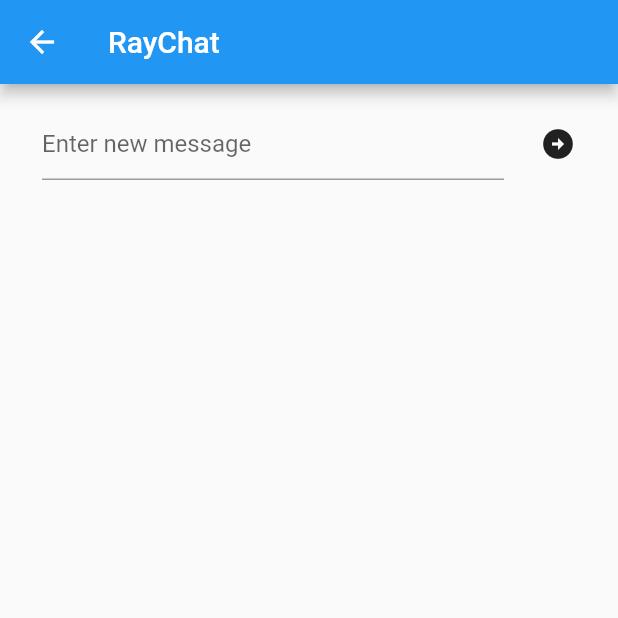
After one commit to vachtung-gigabidze/game_flame, a Flutter app: the MessageList screen opened directly, on a phone screen of 412 x 824 dp, the top half of it. The commit adds this screen. Run offline on Flutter 3.47's test engine with Material 2 defaults, Android fonts, the phone set to English and light mode, and no system bars; missing offline and left inert: flame.

Commit message:
add  not working chat screen

```diff
--- a/lib/main.dart
+++ b/lib/main.dart
@@ -1,12 +1,13 @@
 import 'package:flame/flame.dart';
 import 'package:flutter/material.dart';
+import 'package:game_flame/ray_world_game/chat/mesage_list.dart';
 import 'package:game_flame/ray_world_game/main_game_page.dart';
 
 Future<void> main() async {
   WidgetsFlutterBinding.ensureInitialized();
   await Flame.device.fullScreen();
 
-  runApp(const App());
+  runApp(App());
 }
 
 class App extends StatelessWidget {
@@ -14,10 +15,11 @@ class App extends StatelessWidget {
 
   @override
   Widget build(BuildContext context) {
-    return const MaterialApp(
+    return MaterialApp(
       debugShowCheckedModeBanner: false,
       title: 'RayWorld',
       home: MainGamePage(),
+      //home: MessageList(),
     );
   }
 }
--- /dev/null
+++ b/lib/ray_world_game/chat/mesage_list.dart
@@ -0,0 +1,78 @@
+import 'package:flutter/material.dart';
+
+class MessageListState extends State<MessageList> {
+  TextEditingController _messageController = TextEditingController();
+  ScrollController _scrollController = ScrollController();
+
+  @override
+  Widget build(BuildContext context) {
+    WidgetsBinding.instance.addPostFrameCallback((_) => _scrollToBottom());
+
+    return Scaffold(
+      appBar: AppBar(
+        title: const Text('RayChat'),
+      ),
+      body: Padding(
+        padding: EdgeInsets.all(16.0),
+        child: Column(
+          children: [
+            _getMessageList(),
+            Row(
+              mainAxisAlignment: MainAxisAlignment.spaceBetween,
+              children: [
+                Flexible(
+                  child: Padding(
+                    padding: const EdgeInsets.symmetric(horizontal: 12.0),
+                    child: TextField(
+                      keyboardType: TextInputType.text,
+                      controller: _messageController,
+                      onChanged: (text) => setState(() {}),
+                      onSubmitted: (input) {
+                        _sendMessage();
+                      },
+                      decoration:
+                          const InputDecoration(hintText: 'Enter new message'),
+                    ),
+                  ),
+                ),
+                IconButton(
+                    icon: Icon(_canSendMessage()
+                        ? Icons.arrow_circle_right_outlined
+                        : Icons.arrow_circle_right),
+                    onPressed: () {
+                      _sendMessage();
+                    })
+              ],
+            ),
+          ],
+        ),
+      ),
+    );
+  }
+
+  void _sendMessage() {
+    // TODO 2
+  }
+
+  Widget _getMessageList() {
+    // TODO 3
+    return SizedBox.shrink();
+  }
+
+  bool _canSendMessage() => _messageController.text.length > 0;
+
+  void _scrollToBottom() {
+    if (_scrollController.hasClients) {
+      _scrollController.jumpTo(_scrollController.position.maxScrollExtent);
+    }
+  }
+}
+
+class MessageList extends StatefulWidget {
+  MessageList({Key? key}) : super(key: key);
+
+  // TODO 1
+
+  @override
+  MessageListState createState() => MessageListState();
+}
--- a/pubspec.yaml
+++ b/pubspec.yaml
@@ -35,6 +35,7 @@ dependencies:
   # The following adds the Cupertino Icons font to your application.
   # Use with the CupertinoIcons class for iOS style icons.
   cupertino_icons: ^1.0.2
+  intl: 0.17.0
 
 dev_dependencies:
   flutter_test:
```
Also changed, not shown: lib/ray_world_game/chat/message_widget.dart (added, +52 -0 lines), lib/ray_world_game/components/player.dart (+4 -3 lines), lib/ray_world_game/main_game_page.dart (+25 -0 lines), lib/ray_world_game/ray_world_game.dart (+29 -1 lines), assets/images/player_spritesheet2.png (added), pubspec.lock.
